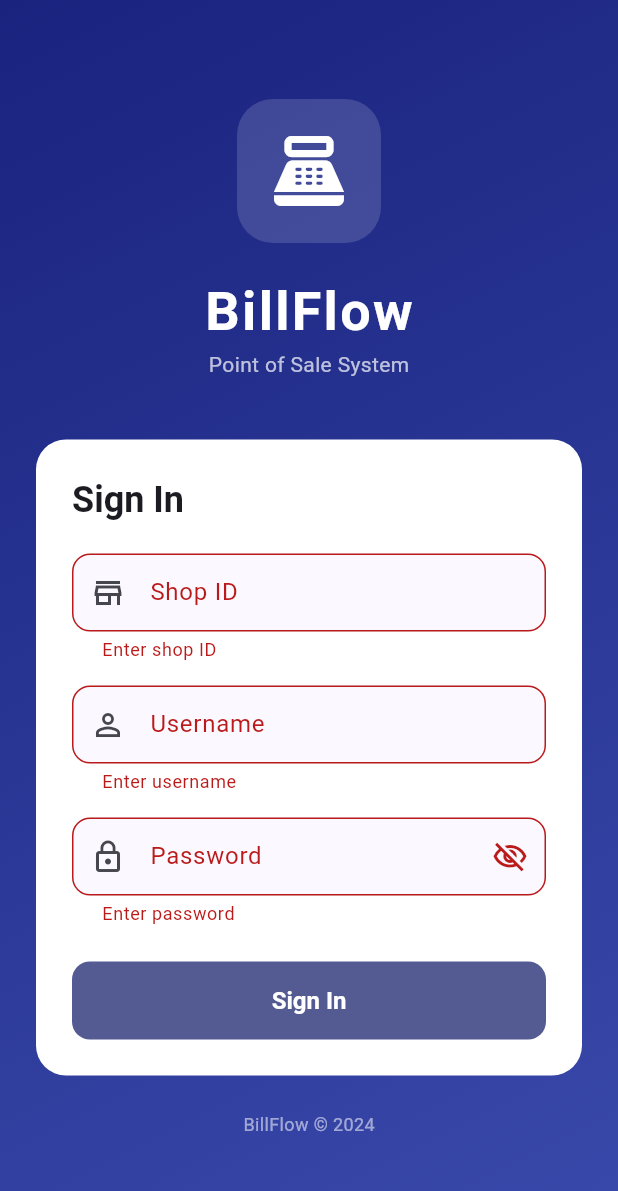
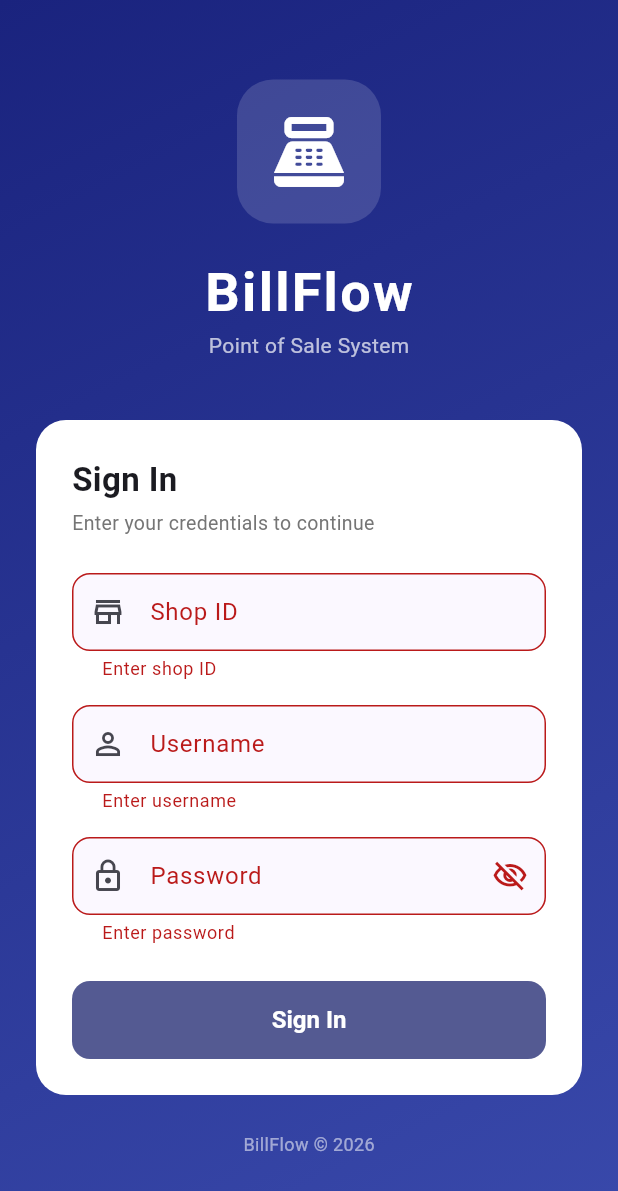
Before and after one commit to Shehank98/POS-System, a Flutter app: the screen it shows after launch, after a tap on "Sign In", on a phone screen of 412 x 824 dp. Shown: the top 1191 px of the screen. Run offline on Flutter 3.47's test engine with Material 3 defaults, Android fonts, the phone set to English and light mode, and no system bars; our stand-ins replace dio, fl_chart, flutter_local_notifications, flutter_riverpod, flutter_secure_storage, go_router; missing offline and left inert: mobile_scanner; network calls fail.

Commit message:
Add login remember-me and fix copyright year to 2026
- SecureStorage: persist last shop ID and username across sessions
- AuthService: save last login credentials after successful authentication
- LoginScreen: auto-fill shop ID and username from saved credentials on startup, fix year to 2026

https://claude.ai/code/session_01LSxzGDLDSBCnzyksoaDRpj

```diff
--- a/billflow/lib/core/storage/secure_storage.dart
+++ b/billflow/lib/core/storage/secure_storage.dart
@@ -4,6 +4,8 @@ import 'package:flutter_secure_storage/flutter_secure_storage.dart';
 class SecureStorage {
   static const _tokenKey = 'pos_token';
   static const _userKey = 'pos_user_json';
+  static const _shopIdKey = 'pos_last_shop_id';
+  static const _usernameKey = 'pos_last_username';
 
   final FlutterSecureStorage _storage = const FlutterSecureStorage(
     aOptions: AndroidOptions(encryptedSharedPreferences: true),
@@ -21,6 +23,18 @@ class SecureStorage {
 
   Future<String?> readUser() => _storage.read(key: _userKey);
 
+  Future<void> saveLastLogin(String shopId, String username) async {
+    await _storage.write(key: _shopIdKey, value: shopId);
+    await _storage.write(key: _usernameKey, value: username);
+  }
+
+  Future<Map<String, String?>> readLastLogin() async {
+    return {
+      'shopId': await _storage.read(key: _shopIdKey),
+      'username': await _storage.read(key: _usernameKey),
+    };
+  }
+
   Future<void> deleteAll() => _storage.deleteAll();
 }
 
--- a/billflow/lib/data/services/auth_service.dart
+++ b/billflow/lib/data/services/auth_service.dart
@@ -26,6 +26,7 @@ class AuthService {
           response.data['user'] as Map<String, dynamic>);
       await _storage.saveToken(token);
       await _storage.saveUser(jsonEncode(user.toJson()));
+      await _storage.saveLastLogin(shopId, username);
       return user;
     } on DioException catch (e) {
       throw ApiException.fromDioException(e);
--- a/billflow/lib/presentation/screens/auth/login_screen.dart
+++ b/billflow/lib/presentation/screens/auth/login_screen.dart
@@ -2,6 +2,7 @@ import 'package:flutter/material.dart';
 import 'package:flutter_riverpod/flutter_riverpod.dart';
 import '../../../core/constants/app_colors.dart';
 import '../../../core/network/api_exception.dart';
+import '../../../core/storage/secure_storage.dart';
 import '../../../providers/auth_provider.dart';
 
 class LoginScreen extends ConsumerStatefulWidget {
@@ -17,6 +18,22 @@ class _LoginScreenState extends ConsumerState<LoginScreen> {
   final _usernameCtrl = TextEditingController();
   final _passwordCtrl = TextEditingController();
   bool _obscure = true;
+  bool _loadingCredentials = true;
+
+  @override
+  void initState() {
+    super.initState();
+    _loadSavedCredentials();
+  }
+
+  Future<void> _loadSavedCredentials() async {
+    final saved = await SecureStorage().readLastLogin();
+    if (mounted) {
+      _shopIdCtrl.text = saved['shopId'] ?? '';
+      _usernameCtrl.text = saved['username'] ?? '';
+      setState(() => _loadingCredentials = false);
+    }
+  }
 
   @override
   void dispose() {
@@ -36,15 +53,16 @@ class _LoginScreenState extends ConsumerState<LoginScreen> {
     final error = ref.read(authProvider).error;
     if (error != null && mounted) {
       final msg = error is ApiException ? error.message : 'Login failed';
-      ScaffoldMessenger.of(context)
-          .showSnackBar(SnackBar(content: Text(msg), backgroundColor: Colors.red));
+      ScaffoldMessenger.of(context).showSnackBar(
+        SnackBar(content: Text(msg), backgroundColor: Colors.red),
+      );
     }
   }
 
   @override
   Widget build(BuildContext context) {
     final authState = ref.watch(authProvider);
-    final isLoading = authState.isLoading;
+    final isLoading = authState.isLoading || _loadingCredentials;
 
     return Scaffold(
       body: Container(
@@ -98,23 +116,32 @@ class _LoginScreenState extends ConsumerState<LoginScreen> {
                         child: Column(
                           crossAxisAlignment: CrossAxisAlignment.stretch,
                           children: [
+                            const Text(
+                              'Sign In',
+                              style: TextStyle(
+                                fontSize: 22,
+                                fontWeight: FontWeight.bold,
+                              ),
+                            ),
+                            const SizedBox(height: 4),
                             Text(
-                              'Sign In',
-                              style: Theme.of(context)
-                                  .textTheme
-                                  .headlineSmall
-                                  ?.copyWith(fontWeight: FontWeight.bold),
+                              'Enter your credentials to continue',
+                              style: TextStyle(
+                                  fontSize: 13, color: Colors.grey[600]),
                             ),
-                            const SizedBox(height: 20),
+                            const SizedBox(height: 24),
                             TextFormField(
                               controller: _shopIdCtrl,
                               decoration: const InputDecoration(
                                 labelText: 'Shop ID',
                                 prefixIcon: Icon(Icons.store_outlined),
+                                helperText: 'Your unique shop number',
                               ),
                               keyboardType: TextInputType.number,
-                              validator: (v) =>
-                                  (v == null || v.isEmpty) ? 'Enter shop ID' : null,
+                              textInputAction: TextInputAction.next,
+                              validator: (v) => (v == null || v.isEmpty)
+                                  ? 'Enter shop ID'
+                                  : null,
                             ),
                             const SizedBox(height: 16),
                             TextFormField(
@@ -124,8 +151,9 @@ class _LoginScreenState extends ConsumerState<LoginScreen> {
                                 prefixIcon: Icon(Icons.person_outline),
                               ),
                               textInputAction: TextInputAction.next,
-                              validator: (v) =>
-                                  (v == null || v.isEmpty) ? 'Enter username' : null,
+                              validator: (v) => (v == null || v.isEmpty)
+                                  ? 'Enter username'
+                                  : null,
                             ),
                             const SizedBox(height: 16),
                             TextFormField(
@@ -144,12 +172,18 @@ class _LoginScreenState extends ConsumerState<LoginScreen> {
                               obscureText: _obscure,
                               textInputAction: TextInputAction.done,
                               onFieldSubmitted: (_) => _submit(),
-                              validator: (v) =>
-                                  (v == null || v.isEmpty) ? 'Enter password' : null,
+                              validator: (v) => (v == null || v.isEmpty)
+                                  ? 'Enter password'
+                                  : null,
                             ),
                             const SizedBox(height: 24),
                             FilledButton(
                               onPressed: isLoading ? null : _submit,
+                              style: FilledButton.styleFrom(
+                                minimumSize: const Size(double.infinity, 52),
+                                shape: RoundedRectangleBorder(
+                                    borderRadius: BorderRadius.circular(12)),
+                              ),
                               child: isLoading
                                   ? const SizedBox(
                                       height: 20,
@@ -158,7 +192,10 @@ class _LoginScreenState extends ConsumerState<LoginScreen> {
                                           strokeWidth: 2,
                                           color: Colors.white),
                                     )
-                                  : const Text('Sign In'),
+                                  : const Text('Sign In',
+                                      style: TextStyle(
+                                          fontSize: 16,
+                                          fontWeight: FontWeight.bold)),
                             ),
                           ],
                         ),
@@ -167,7 +204,7 @@ class _LoginScreenState extends ConsumerState<LoginScreen> {
                   ),
                   const SizedBox(height: 24),
                   const Text(
-                    'BillFlow © 2024',
+                    'BillFlow © 2026',
                     style: TextStyle(color: Colors.white54, fontSize: 12),
                   ),
                 ],
```
